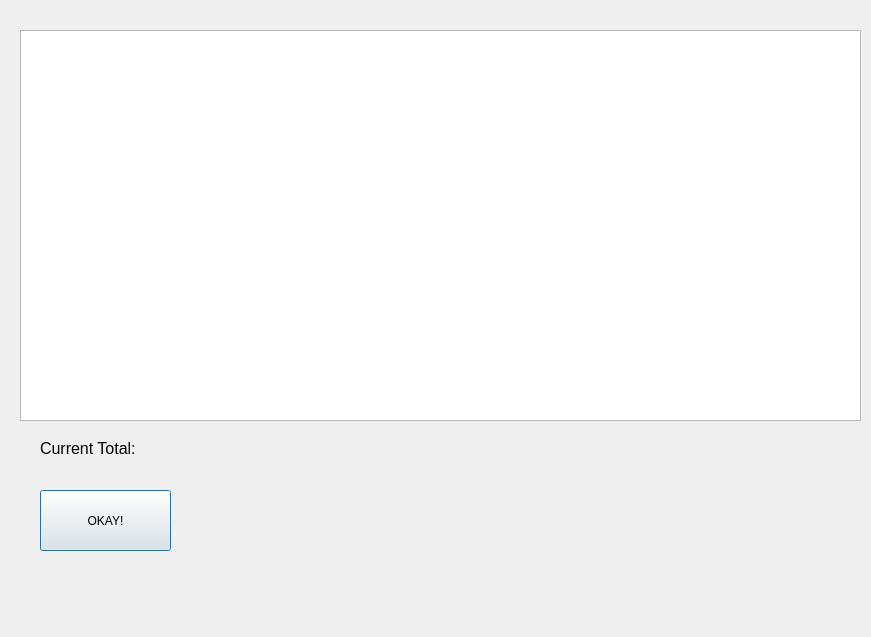
Above: app/PurchaseTable.ui from TheBeesKnees111/Gamer-Girls before the change. Below: the same form after it.
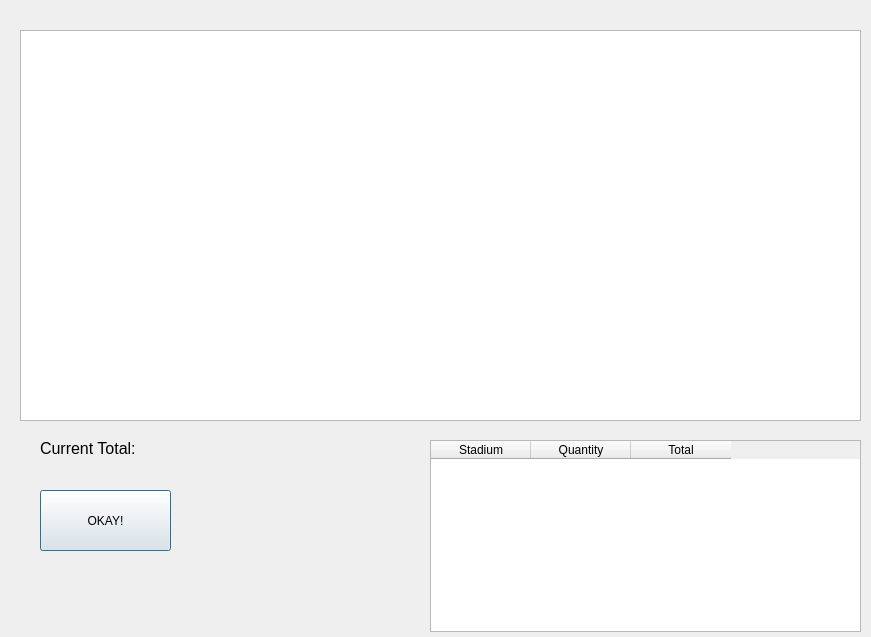
That is the form after the change.

Commit message:
Dynamic Update for PurchaseTable Working
Desk checked & it works for LA trip as well as Green Bay

What changed in the file:
```diff
--- a/app/PurchaseTable.ui
+++ b/app/PurchaseTable.ui
@@ -72,6 +72,31 @@
     <string>OKAY!</string>
    </property>
   </widget>
+  <widget class="QTableWidget" name="stadium_totals_tableWidget">
+   <property name="geometry">
+    <rect>
+     <x>430</x>
+     <y>440</y>
+     <width>431</width>
+     <height>192</height>
+    </rect>
+   </property>
+   <column>
+    <property name="text">
+     <string>Stadium</string>
+    </property>
+   </column>
+   <column>
+    <property name="text">
+     <string>Quantity</string>
+    </property>
+   </column>
+   <column>
+    <property name="text">
+     <string>Total</string>
+    </property>
+   </column>
+  </widget>
  </widget>
  <resources/>
  <connections/>
```
The commit also changes 4 other files.
